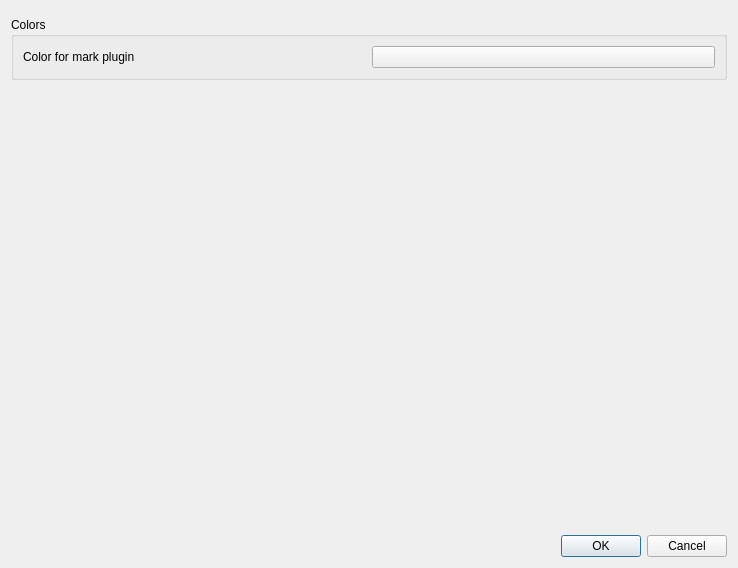
igormironchik/markdown-tools, file src/converter/settings.ui: the form before one commit.
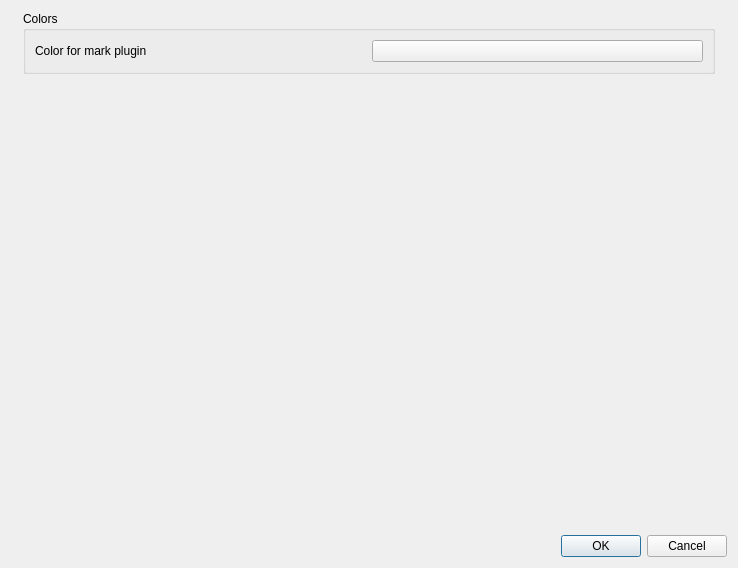
The form after the commit. Custom widgets are drawn as their Qt base class.

What changed in the file:
```diff
--- a/src/converter/settings.ui
+++ b/src/converter/settings.ui
@@ -13,12 +13,27 @@
   <property name="windowTitle">
    <string>Settings</string>
   </property>
-  <layout class="QVBoxLayout" name="verticalLayout">
+  <layout class="QVBoxLayout" name="verticalLayout_2">
+   <property name="spacing">
+    <number>0</number>
+   </property>
    <item>
     <widget class="MdShared::PluginsPage" name="m_pluginsPage" native="true"/>
    </item>
    <item>
-    <widget class="QGroupBox" name="groupBox">
+    <widget class="QWidget" name="widget" native="true">
+     <layout class="QVBoxLayout" name="verticalLayout">
+      <property name="leftMargin">
+       <number>12</number>
+      </property>
+      <property name="topMargin">
+       <number>0</number>
+      </property>
+      <property name="rightMargin">
+       <number>12</number>
+      </property>
+      <item>
+       <widget class="QGroupBox" name="m_colorsGroupBox">
      <property name="title">
       <string>Colors</string>
      </property>
@@ -31,7 +46,9 @@
        </widget>
       </item>
       <item>
-       <widget class="KColorButton" name="m_markColor">
+          <widget class="KColorButton" name="m_markColor"/>
+         </item>
+        </layout>
        </widget>
       </item>
      </layout>
@@ -63,17 +80,17 @@
   </layout>
  </widget>
  <customwidgets>
+  <customwidget>
+   <class>KColorButton</class>
+   <extends>QPushButton</extends>
+   <header>kcolorbutton.h</header>
+  </customwidget>
   <customwidget>
    <class>MdShared::PluginsPage</class>
    <extends>QWidget</extends>
    <header>plugins_page.h</header>
    <container>1</container>
   </customwidget>
-   <customwidget>
-    <class>KColorButton</class>
-    <extends>QPushButton</extends>
-    <header>kcolorbutton.h</header>
-   </customwidget>
  </customwidgets>
  <resources/>
  <connections>
```
Lines whose indentation alone changed are shown as unchanged.
